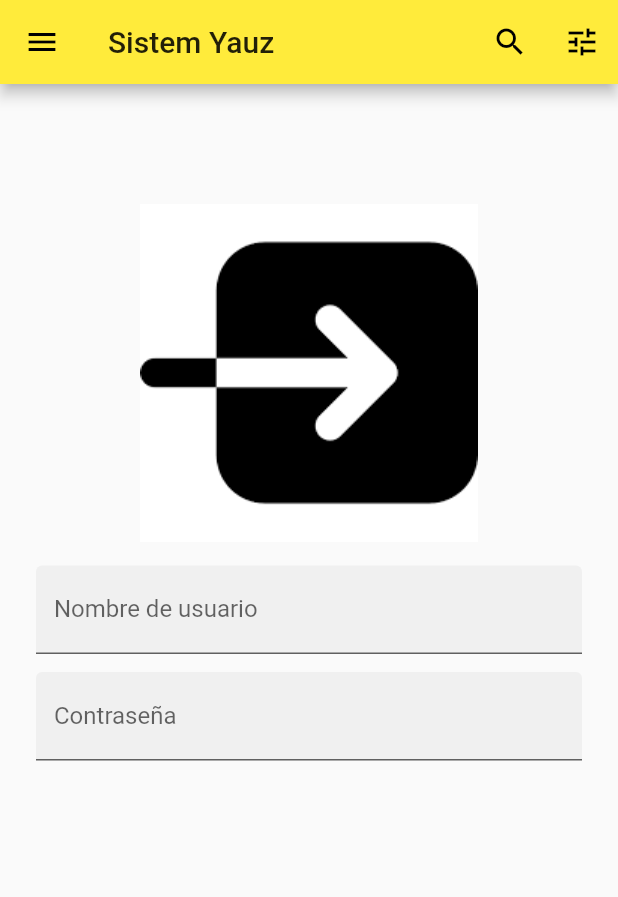
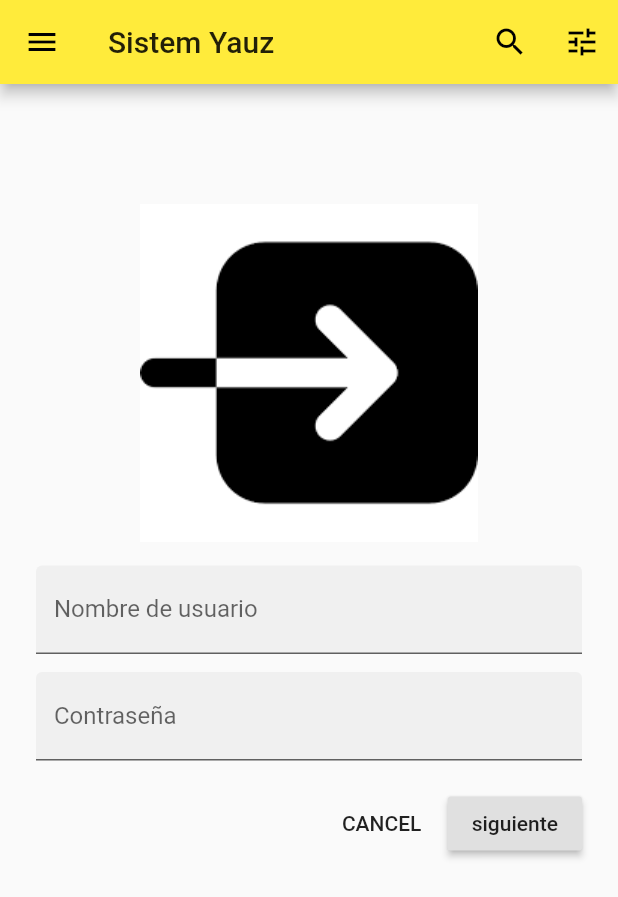
Before and after one commit to yauzli/loginSencillo, a Flutter app: the screen it shows after launch, on a phone screen of 412 x 824 dp. Shown: the top 897 px of the screen. Run offline on Flutter 3.47's test engine with Material 2 defaults, Android fonts, the phone set to English and light mode, and no system bars.

```diff
--- a/lib/main.dart
+++ b/lib/main.dart
@@ -100,7 +100,34 @@ class _IngresoSistemaState extends State<IngresoSistema> {
                     ),
                     obscureText: true,
                   ),
-                ], //fin widgwt
+
+                  Padding(
+                    padding: const EdgeInsets.only(top: 18.0),
+                    child: Row(
+                      mainAxisAlignment: MainAxisAlignment.end,
+                      children: <Widget>[
+                        FlatButton(
+                          child: Text('CANCEL'),
+                          onPressed: () {
+                            setState(() {
+                              isLogin = false;
+                            });
+                          },
+                        ),
+                        RaisedButton(
+                          child: Text(
+                            'siguiente',
+                          ),
+                          onPressed: () {
+                            setState(() {
+                              isLogin = true;
+                            });
+                          },
+                        ),
+                      ],
+                    ),
+                  ) //fin pading
+                ], //fin widgwt chil
               ) //fin de columna
             //fin widget
           ], //fin childre widget
```
Also changed, not shown: 1 other file.
